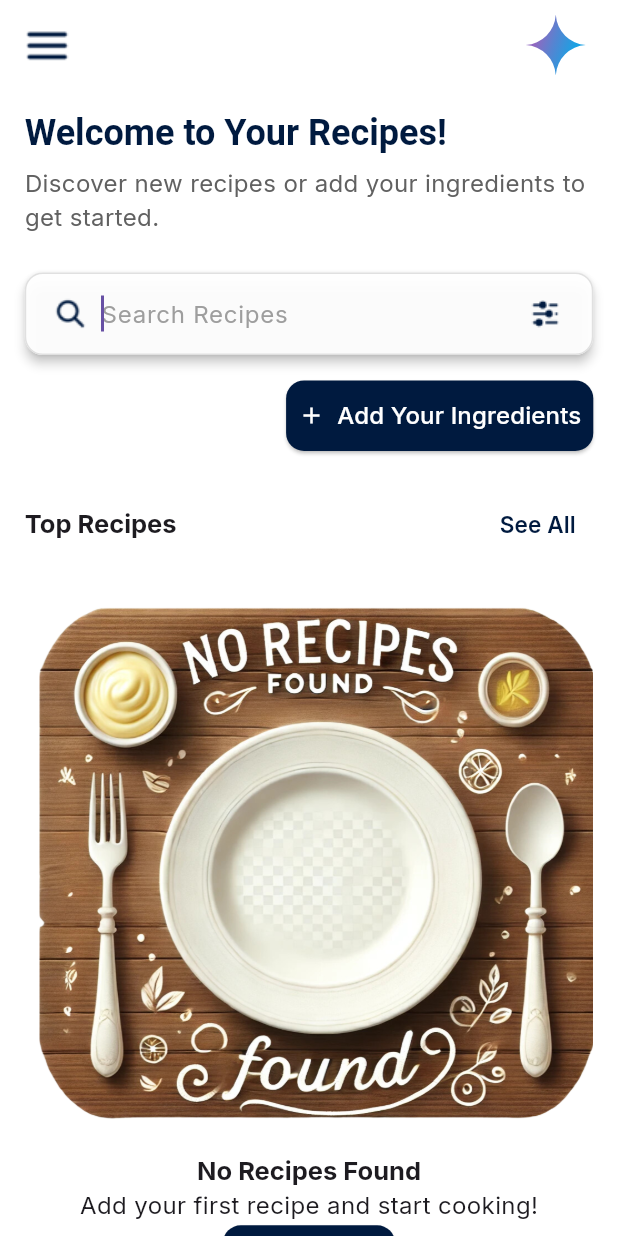
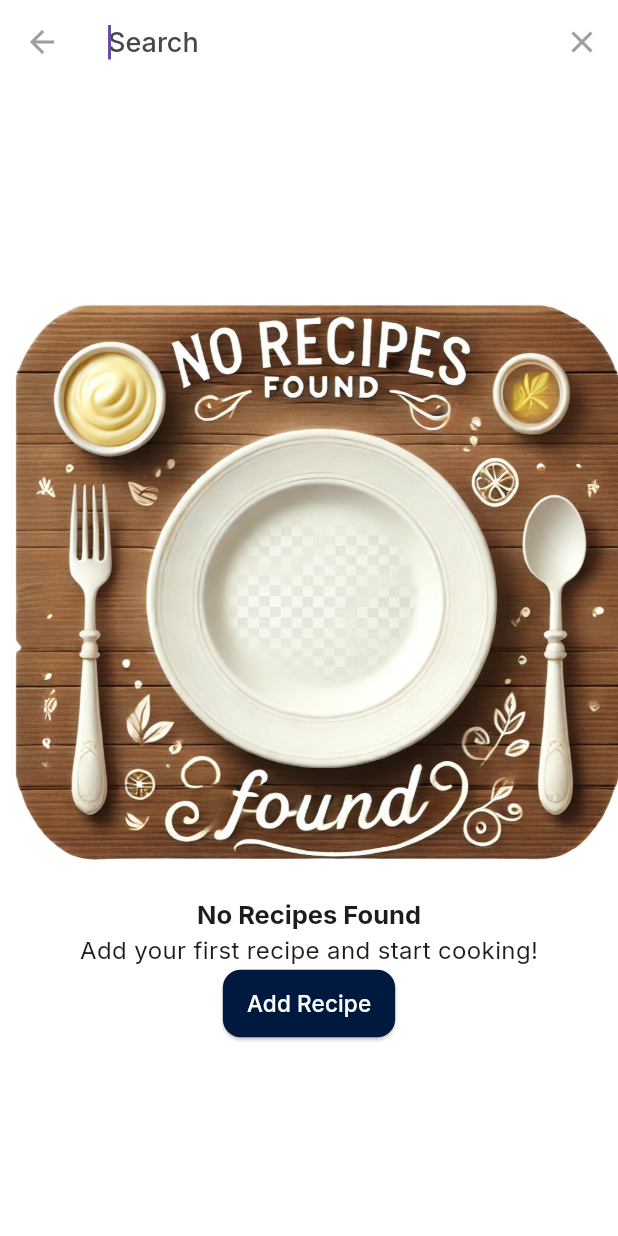
Before and after one commit to Mohamedihab29592/meal-recommendation-B1, a Flutter app: the HomePage screen opened by its route, after a tap on "Search Recipes", on a phone screen of 412 x 824 dp. Run offline on Flutter 3.47's test engine with Material 3 defaults, Android fonts, the phone set to English and light mode, and no system bars; our stand-ins replace awesome_dialog, awesome_snackbar_content, badges, bloc, cached_network_image, cloud_firestore and 20 more; missing offline and left inert: fading_edge_scrollview, pexels_client; accounts and stored records are empty; project files that could hold a hidden picture were left out.

Commit message:
search_feature

```diff
--- a/lib/features/home/persentation/Screens/HomePage.dart
+++ b/lib/features/home/persentation/Screens/HomePage.dart
@@ -11,6 +11,7 @@ import '../../../../core/components/Custome_Appbar.dart';
 import '../../../../core/utiles/assets.dart';
 import '../Cubits/HomeCubit/HomeCubit.dart';
 import '../Cubits/HomeCubit/HomeState.dart';
+import '../Widgets/searchCards.dart';
 
 class HomePage extends StatefulWidget {
   const HomePage({super.key});
@@ -32,7 +33,6 @@ class _HomePageState extends State<HomePage> {
 
     return Scaffold(
       body: SafeArea(
-
         child: RefreshIndicator(
           onRefresh: () async {
             // Implement refresh logic
@@ -87,8 +87,10 @@ class _HomePageState extends State<HomePage> {
                   SizedBox(height: screenSize.height * 0.03),
 
                   // Enhanced Search Bar with Functionality
-                  SearchBar(
-                    backgroundColor: WidgetStateProperty.resolveWith((states) {
+                  BlocBuilder<HomeCubit, HomeState>(builder: (context, state) {
+                    return SearchBar(
+                      backgroundColor:
+                          WidgetStateProperty.resolveWith((states) {
                         if (states.contains(WidgetState.focused)) {
                           return Colors.white.withOpacity(0.95);
                         }
@@ -100,7 +102,8 @@ class _HomePageState extends State<HomePage> {
                         }
                         return 1.0;
                       }),
-                    constraints: const BoxConstraints(minHeight: 55, maxHeight: 55),
+                      constraints:
+                          const BoxConstraints(minHeight: 55, maxHeight: 55),
                       shape: MaterialStateProperty.all(
                         RoundedRectangleBorder(
                           borderRadius: BorderRadius.circular(12),
@@ -123,9 +126,12 @@ class _HomePageState extends State<HomePage> {
                           fontSize: 16,
                         ),
                       ),
-                    onChanged: (value) {
-                      // Implement search functionality with optional debounce
+                      onTap: () {
+                        showSearch(
+                            context: context,
+                            delegate: SearchCards(homeState: state));
                       },
+                      onChanged: (value) {},
                       leading: Padding(
                         padding: const EdgeInsets.only(left: 10),
                         child: Image.asset(
@@ -135,7 +141,6 @@ class _HomePageState extends State<HomePage> {
                           width: 25,
                         ),
                       ),
-
                       trailing: [
                         Tooltip(
                           message: 'Filter Recipes',
@@ -152,7 +157,8 @@ class _HomePageState extends State<HomePage> {
                           ),
                         ),
                       ],
-                  ),
+                    );
+                  }),
 
                   SizedBox(height: screenSize.height * 0.02),
 
--- /dev/null
+++ b/lib/features/home/persentation/Widgets/searchCards.dart
@@ -0,0 +1,103 @@
+import 'package:flutter/material.dart';
+import 'package:flutter_bloc/flutter_bloc.dart';
+import 'package:meal_recommendation_b1/core/utiles/extentions.dart';
+import 'package:meal_recommendation_b1/features/home/persentation/Widgets/recipe_card_widget.dart';
+
+import '../../../../core/routes/app_routes.dart';
+import '../../../../core/utiles/assets.dart';
+import '../../../gemini_integrate/data/Recipe.dart';
+import '../Cubits/HomeCubit/HomeCubit.dart';
+import '../Cubits/HomeCubit/HomeState.dart';
+import 'custom_recipes_card_shimmer.dart';
+import 'empty_state_widget.dart';
+import 'error_state_widget.dart';
+
+class SearchCards extends SearchDelegate {
+  HomeState homeState;
+
+  SearchCards({required this.homeState});
+
+  @override
+  List<Widget>? buildActions(BuildContext context) {
+    return [
+      IconButton(
+          onPressed: () {
+            query = "";
+          },
+          icon: const Icon(Icons.close)),
+    ];
+  }
+
+  @override
+  Widget? buildLeading(BuildContext context) {
+    IconButton(
+        onPressed: () {
+          close(context, null);
+        },
+        icon: const Icon(Icons.arrow_back));
+  }
+
+  @override
+  Widget buildResults(BuildContext context) {
+    // TODO: implement buildResults
+    throw UnimplementedError();
+  }
+
+  @override
+  Widget buildSuggestions(BuildContext context) {
+    if (homeState is SuccessState) {
+      final successState = homeState as SuccessState;
+
+      if (successState.data.isEmpty) {
+        return EmptyStateWidget(
+          image: Assets.noFoodFound,
+          title: "No Recipes Found",
+          subtitle: "Add your first recipe and start cooking!",
+          onActionPressed: () {
+            Navigator.of(context).pushNamed(AppRoutes.addRecipes);
+          },
+        );
+      }
+      List<Recipe> filteredRecipeCard = successState.data
+          .where((element) => element.name.startsWith(query))
+          .toList();
+      return ListView(
+        children: filteredRecipeCard.map((card) {
+          return RecipeCardWidget(
+            meal: card,
+            onTap: () {
+              // More robust ID handling
+              final recipeId = card.id ?? '';
+              print('Attempting to navigate with ID: $recipeId');
+
+              if (recipeId.isNotEmpty) {
+                context.pushNamed(AppRoutes.detailsPage, arguments: recipeId);
+              } else {
+                // Fallback or error handling
+                ScaffoldMessenger.of(context).showSnackBar(
+                  const SnackBar(content: Text('Invalid recipe ID')),
+                );
+              }
+            },
+          );
+        }).toList(),
+      );
+    } else if (homeState is FailureState) {
+      final failureState = homeState as FailureState;
+      return ErrorStateWidget(
+        errorMessage:
+            failureState.errorMessage ?? "An unexpected error occurred",
+        onRetry: () {
+          BlocProvider.of<HomeCubit>(context).getdata();
+        },
+      );
+    } else {
+      return Column(
+        children: List.generate(
+          5,
+          (_) => const CustomRecipesCardShimmer(),
+        ),
+      );
+    }
+  }
+}
```
Lines whose indentation alone changed are shown as unchanged.
